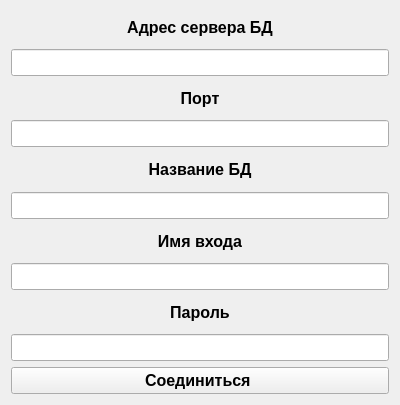
Before: the Qt Designer form login.ui in Monliker2/UD, drawn with Qt 5.
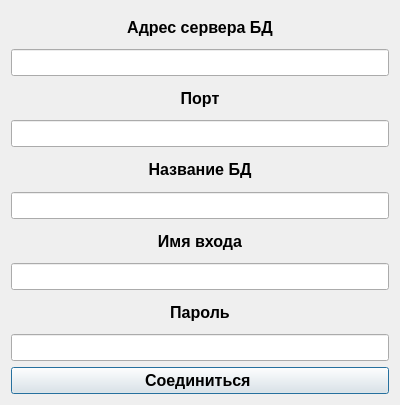
After: the same form once the commit is applied.

Diff of the .ui file:
```diff
--- a/login.ui
+++ b/login.ui
@@ -54,6 +54,12 @@
      <property name="text">
       <string>Соединиться </string>
      </property>
+     <property name="autoDefault">
+      <bool>false</bool>
+     </property>
+     <property name="default">
+      <bool>true</bool>
+     </property>
     </widget>
    </item>
    <item row="5" column="0">
```
